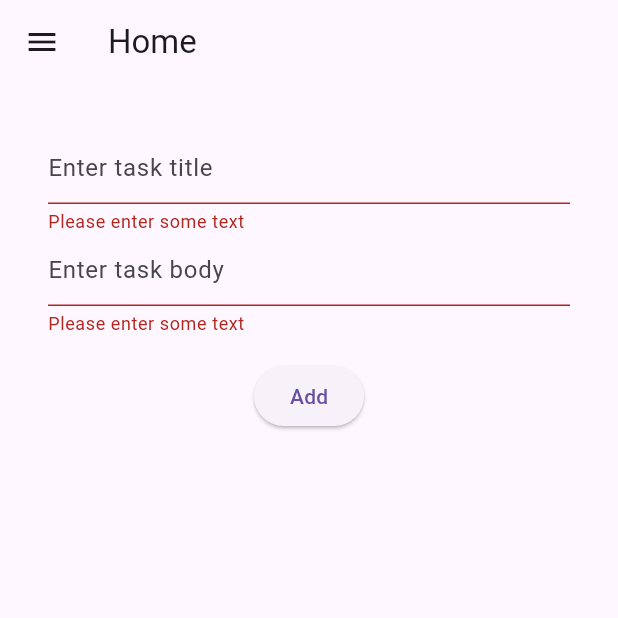
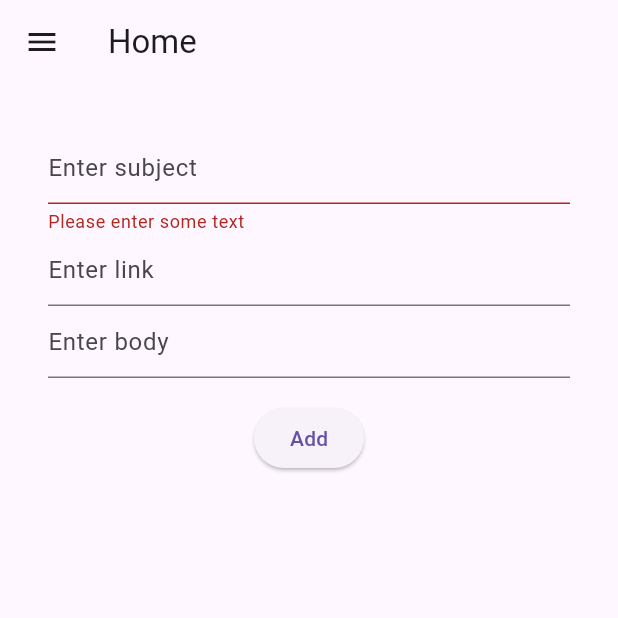
Before and after one commit to Hidekazoo/crudzoo_flutter_web, a Flutter app: the screen it shows after launch, after a tap on "Add", on a phone screen of 412 x 824 dp, the top half of it. Run offline on Flutter 3.47's test engine with Material 2 defaults, Android fonts, the phone set to English and light mode, and no system bars; our stand-ins replace equatable, go_router, hooks_riverpod; network calls fail.

Commit message:
create task logic

```diff
--- a/lib/domain/task.dart
+++ b/lib/domain/task.dart
@@ -1,29 +1,22 @@
 
 import 'package:equatable/equatable.dart';
-import 'package:uuid/uuid.dart';
 
 class Task extends Equatable {
   final String id;
+  final TaskContent taskContent;
+  const Task(this.id, this.taskContent);
+
+  @override
+  List<Object> get props => [id, taskContent];
+}
+
+class TaskContent extends Equatable {
   final String subject;
   final String link;
   final String body;
 
-  const Task(this.id, this.subject, this.link, this.body);
-
-  // @override
-  // int get hashCode => Object.hashAll([subject,link,body]);
-  //
-  // @override
-  // bool operator == (Object other) {
-  //   return (other is Task) && subject == other.subject &&
-  //           link == other.link &&
-  //           body == other.body;
-  // }
-
-  // static create(String id, String subject, String link, String body) {
-  //   return Task(id, subject, link, body);
-  // }
+  const TaskContent(this.subject,this.link,this.body);
 
   @override
-  List<Object> get props => [id, subject, link, body];
+  List<Object?> get props => [subject,link,body];
 }
--- a/lib/presenter/tasks_presenter.dart
+++ b/lib/presenter/tasks_presenter.dart
@@ -13,7 +13,7 @@ class TasksPresenter implements TasksOutputPort {
 
   @override
   void setTasks(List<Task> tasks) {
-    final viewTasks = tasks.map((e) => ViewTask(e.id, e.subject, e.link, e.body)).toList();
+    final viewTasks = tasks.map((e) => ViewTask(e.id, e.taskContent.subject, e.taskContent.link, e.taskContent.body)).toList();
     final provider = ref.read(tasksProvider.notifier);
     provider.addTasks(viewTasks);
   }
--- a/lib/repository/tasks_repository.dart
+++ b/lib/repository/tasks_repository.dart
@@ -11,8 +11,14 @@ class TasksGateway implements TasksInputPort {
   Future<List<Task>> findTasks() async {
     final tasksResponse = await tasksApi.fetchTasks();
     final List<Task> tasks = tasksResponse
-        .map((item) => Task(item.id, item.subject, item.link, item.body))
+        .map((item) => Task(item.id, TaskContent(item.subject, item.link, item.body)))
         .toList();
     return tasks;
   }
+
+  @override
+  Future<Task> createTask(TaskContent content) async {
+   final tasksResponse = await tasksApi.postTask(content.subject, content.link, content.body);
+   return Task(tasksResponse.id, TaskContent(tasksResponse.subject, tasksResponse.link, tasksResponse.body));
+  }
 }
--- a/lib/usecase/tasks_input_port.dart
+++ b/lib/usecase/tasks_input_port.dart
@@ -4,4 +4,5 @@
 
 abstract class TasksInputPort {
   Future<List<Task>> findTasks();
+  Future<Task> createTask(TaskContent content);
 }
--- a/lib/view/components/add_task.dart
+++ b/lib/view/components/add_task.dart
@@ -1,6 +1,9 @@
+import 'package:crudzoo_flutter_web/domain/task.dart';
+import 'package:crudzoo_flutter_web/view/provider/tasks.dart';
 import 'package:flutter/material.dart';
+import 'package:hooks_riverpod/hooks_riverpod.dart';
 
-class AddTaskForm extends StatefulWidget {
+class AddTaskForm extends ConsumerStatefulWidget {
   const AddTaskForm({super.key});
 
   @override
@@ -9,16 +12,18 @@ class AddTaskForm extends StatefulWidget {
   }
 }
 
-class AddTaskFormState extends State<AddTaskForm> {
+class AddTaskFormState extends ConsumerState<AddTaskForm> {
   final _formKey = GlobalKey<FormState>();
 
-  final titleController = TextEditingController();
+  final subjectController = TextEditingController();
   final bodyController = TextEditingController();
+  final linkController = TextEditingController();
 
   @override
   void dispose() {
-    titleController.dispose();
+    subjectController.dispose();
     bodyController.dispose();
+    linkController.dispose();
     super.dispose();
   }
 
@@ -35,9 +40,9 @@ class AddTaskFormState extends State<AddTaskForm> {
                   crossAxisAlignment: CrossAxisAlignment.center,
                   children: <Widget>[
                     TextFormField(
-                      controller: titleController,
+                      controller: subjectController,
                       decoration:
-                          const InputDecoration(hintText: 'Enter task title'),
+                          const InputDecoration(hintText: 'Enter subject'),
                       validator: (String? value) {
                         if (value == null || value.isEmpty) {
                           return 'Please enter some text';
@@ -46,13 +51,16 @@ class AddTaskFormState extends State<AddTaskForm> {
                       },
                     ),
                     TextFormField(
+                      controller: linkController,
+                      decoration: const InputDecoration(hintText: 'Enter link'),
+                      validator: (String? value) {
+                        return null;
+                      },
+                    ),
+                    TextFormField(
                       controller: bodyController,
-                      decoration:
-                          const InputDecoration(hintText: 'Enter task body'),
+                      decoration: const InputDecoration(hintText: 'Enter body'),
                       validator: (String? value) {
-                        if (value == null || value.isEmpty) {
-                          return 'Please enter some text';
-                        }
                         return null;
                       },
                     ),
@@ -61,12 +69,16 @@ class AddTaskFormState extends State<AddTaskForm> {
                       child: ElevatedButton(
                         onPressed: () {
                           if (_formKey.currentState!.validate()) {
+                            final content = TaskContent(subjectController.text,
+                                linkController.text, bodyController.text);
                             final messenger = ScaffoldMessenger.of(context);
+                            ref.read(tasksUsecaseProvider).createTask(content);
                             ScaffoldMessenger.of(context).showMaterialBanner(
                                 MaterialBanner(
-                                  content: const Text('Processing Data'),
-                                  leading: const Icon(Icons.info, color: Colors.white),
-                                  backgroundColor: Colors.blueAccent,
+                                    content: const Text('Create Task Success'),
+                                    leading: const Icon(Icons.info,
+                                        color: Colors.white),
+                                    backgroundColor: Colors.greenAccent,
                                     actions: [
                                   TextButton(
                                     child: const Text('hide'),
@@ -74,9 +86,7 @@ class AddTaskFormState extends State<AddTaskForm> {
                                       messenger.hideCurrentMaterialBanner();
                                     },
                                   ),
-                                  ]
-                              ),
-                            );
+                                ]));
                           }
                         },
                         child: const Text('Add'),
```
Also changed, not shown: environment/stub/mappings/post_task.json (added, +31 -0 lines), lib/api/tasks.dart (+31 -13 lines), lib/usecase/tasks_usecase.dart (+7 -0 lines), 7 other files. Lines whose indentation alone changed are shown as unchanged.
